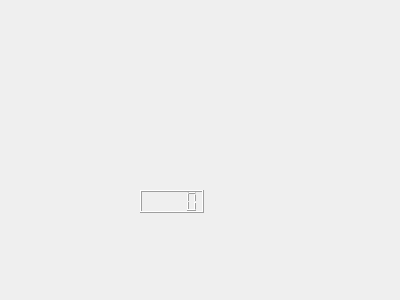
Before: the Qt Designer form GUI/form.ui in balsini/FlexBoardMeetsOBD, drawn with Qt 5.
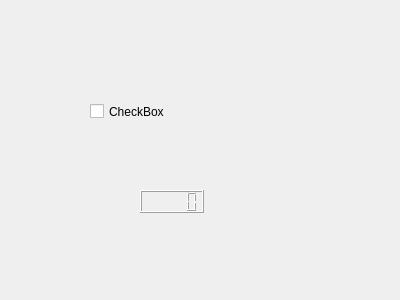
After: the same form once the commit is applied.

The edit to the form file:
```diff
--- a/GUI/form.ui
+++ b/GUI/form.ui
@@ -23,6 +23,19 @@
     </rect>
    </property>
   </widget>
+  <widget class="QCheckBox" name="checkBox">
+   <property name="geometry">
+    <rect>
+     <x>90</x>
+     <y>100</y>
+     <width>90</width>
+     <height>23</height>
+    </rect>
+   </property>
+   <property name="text">
+    <string>CheckBox</string>
+   </property>
+  </widget>
  </widget>
  <resources/>
  <connections/>
```
